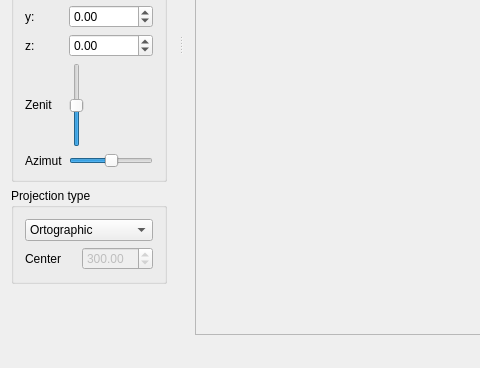
Qt form src/ThreeDViewer.ui (TimurKr/DigitalElevationModel) before a commit; both pictures show x 0 to 480 and y 295 to 663 of the 818 by 663 pixel window.
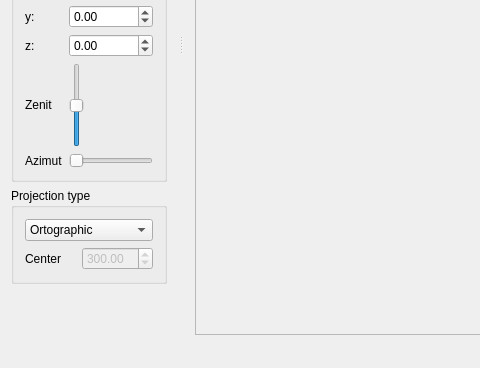
The same form after that commit.

Commit message: Working coloring based on sides

```diff
--- a/src/ThreeDViewer.ui
+++ b/src/ThreeDViewer.ui
@@ -155,7 +155,7 @@
            <number>1</number>
           </property>
           <property name="value">
-           <number>180</number>
+           <number>0</number>
           </property>
           <property name="orientation">
            <enum>Qt::Horizontal</enum>
```
The commit also changes 1 other file.
